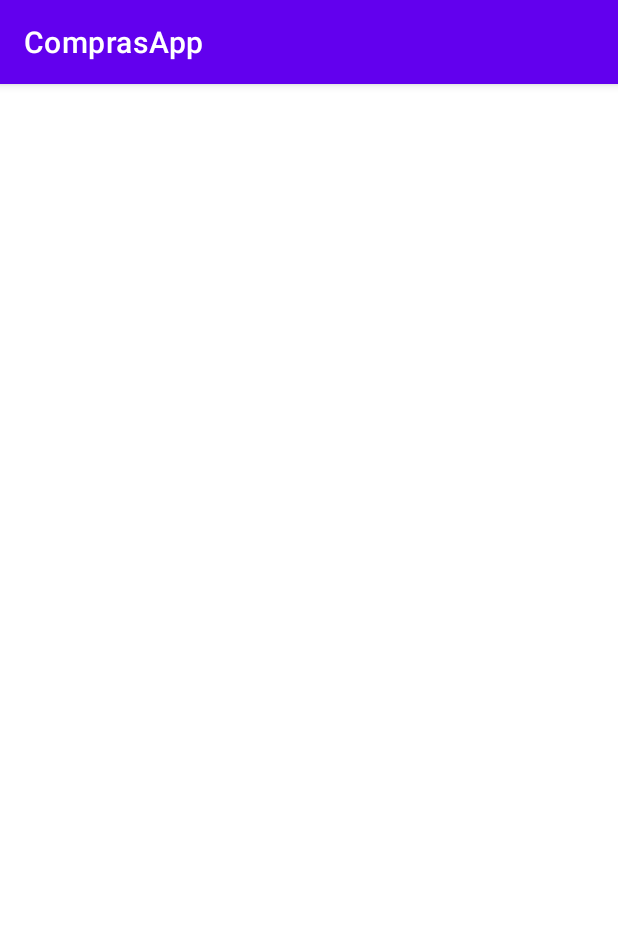
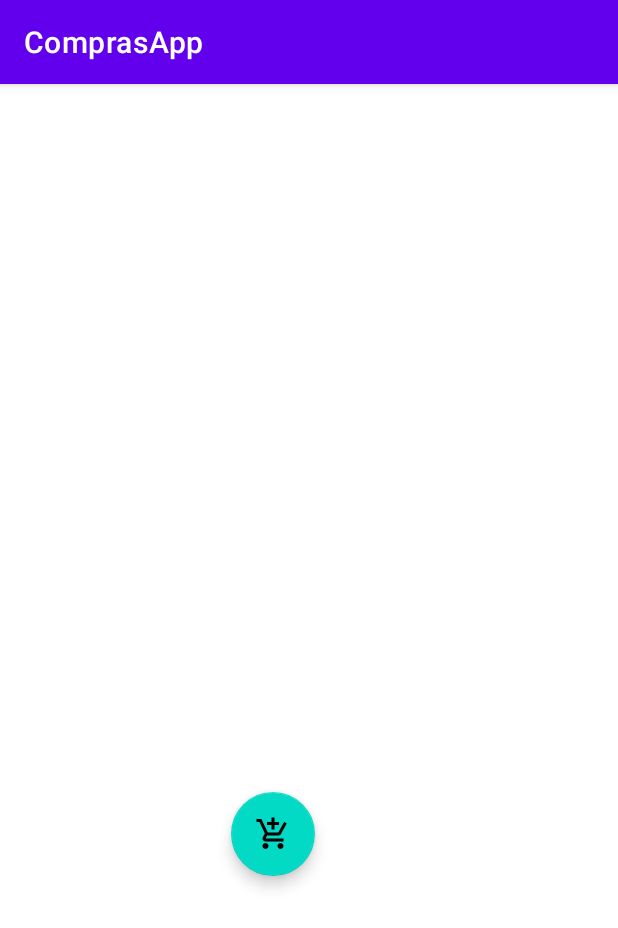
Before and after one commit to cavigna/ComprasApp, an Android app: the screen it shows after launch (MainActivity), on a phone screen of 412 x 824 dp. Shown: the top 928 px of the screen. Run offline under Robolectric (Android 15) with nearby library versions, the phone set to English and light mode, and no system bars; our stand-ins replace Room's generated code.

Commit message:
Added Room + ViewModel

```diff
--- a/app/build.gradle
+++ b/app/build.gradle
@@ -4,6 +4,8 @@ plugins {
 
 android {
     compileSdk 31
+
+    apply plugin: "androidx.navigation.safeargs"
 
     defaultConfig {
         applicationId "com.example.comprasapp"
--- a/app/src/main/java/com/example/comprasapp/MainActivity.java
+++ b/app/src/main/java/com/example/comprasapp/MainActivity.java
@@ -1,14 +1,23 @@
 package com.example.comprasapp;
 
 import androidx.appcompat.app.AppCompatActivity;
+import androidx.lifecycle.ViewModel;
+import androidx.lifecycle.ViewModelProvider;
+import androidx.navigation.NavController;
+import androidx.navigation.fragment.NavHostFragment;
 
 import android.os.Bundle;
 import android.view.View;
 
 import com.example.comprasapp.databinding.ActivityMainBinding;
+import com.example.comprasapp.viewmodel.ComprasViewModel;
 
 public class MainActivity extends AppCompatActivity {
     ActivityMainBinding binding;
+    ComprasViewModel viewModel;
+
+
+    NavController  navController;
     @Override
     protected void onCreate(Bundle savedInstanceState) {
         super.onCreate(savedInstanceState);
@@ -16,5 +25,12 @@ public class MainActivity extends AppCompatActivity {
         View view = binding.getRoot();
         setContentView(view);
 
+        viewModel = new ViewModelProvider(this).get(ComprasViewModel.class);
+
+        NavHostFragment navHostFragment = (NavHostFragment) getSupportFragmentManager()
+                .findFragmentById(R.id.fragmentContainerView);
+        assert navHostFragment != null;
+        navController = navHostFragment.getNavController();
+
     }
 }
--- /dev/null
+++ b/app/src/main/java/com/example/comprasapp/dao/CompraDao.java
@@ -0,0 +1,34 @@
+package com.example.comprasapp.dao;
+
+
+import androidx.lifecycle.LiveData;
+import androidx.room.Dao;
+import androidx.room.Delete;
+import androidx.room.Insert;
+import androidx.room.OnConflictStrategy;
+import androidx.room.Query;
+
+import com.example.comprasapp.model.Compra;
+
+import java.util.Date;
+import java.util.List;
+
+@Dao
+public interface CompraDao {
+
+    @Insert(onConflict = OnConflictStrategy.REPLACE)
+    void agregarCompra(Compra compra);
+
+    @Delete
+    void eliminarCompra(Compra compra);
+
+    @Query("SELECT * FROM compras")
+    LiveData<List<Compra>> allCompras();
+
+    @Query("SELECT * FROM compras WHERE fecha = :fecha")
+    LiveData<List<Compra>> allComprasByDate(Date fecha);
+
+    @Query("SELECT SUM(total) AS value FROM compras")
+    LiveData<Integer> sumCompras();
+
+}
--- /dev/null
+++ b/app/src/main/java/com/example/comprasapp/db/BaseDeDatos.java
@@ -0,0 +1,52 @@
+package com.example.comprasapp.db;
+
+
+import android.content.Context;
+
+import androidx.room.Database;
+import androidx.room.Room;
+import androidx.room.RoomDatabase;
+import androidx.room.TypeConverters;
+
+import com.example.comprasapp.dao.CompraDao;
+import com.example.comprasapp.model.Compra;
+import com.example.comprasapp.utils.Converters;
+
+import java.util.concurrent.ExecutorService;
+import java.util.concurrent.Executors;
+
+@Database(entities = Compra.class, version = 1, exportSchema = false)
+@TypeConverters(Converters.class)
+public abstract class BaseDeDatos extends RoomDatabase {
+
+    private static volatile  BaseDeDatos instance;
+
+    public abstract CompraDao compraDao();
+
+
+    private static final String DB_NAME =  "compras_db";
+
+    private static int NUMBER_OF_THREADS =4;
+
+    public static final ExecutorService databaseWriteExecutor =
+            Executors.newFixedThreadPool(NUMBER_OF_THREADS);
+
+    public static BaseDeDatos getDatabase(final Context context){
+
+        if( instance == null){
+            synchronized (BaseDeDatos.class){
+                if(instance == null){
+                    instance = Room.databaseBuilder(
+                            context.getApplicationContext(),
+                            BaseDeDatos.class,
+                            DB_NAME
+                    )
+                            .fallbackToDestructiveMigration()
+                            .addTypeConverter(Converters.class)
+                            .build();
+                }
+            }
+        }
+        return instance;
+    }
+}
--- /dev/null
+++ b/app/src/main/java/com/example/comprasapp/fragment/HomeFragment.java
@@ -0,0 +1,37 @@
+package com.example.comprasapp.fragment;
+
+import android.os.Bundle;
+
+import androidx.fragment.app.Fragment;
+import androidx.navigation.Navigation;
+
+import android.view.LayoutInflater;
+import android.view.View;
+import android.view.ViewGroup;
+
+import com.example.comprasapp.R;
+import com.example.comprasapp.databinding.FragmentAddBinding;
+import com.example.comprasapp.databinding.FragmentHomeBinding;
+import com.google.android.material.floatingactionbutton.FloatingActionButton;
+
+
+public class HomeFragment extends Fragment {
+    FragmentHomeBinding binding;
+    FloatingActionButton fbAdd;
+
+    @Override
+    public View onCreateView(LayoutInflater inflater, ViewGroup container,
+                             Bundle savedInstanceState) {
+
+        binding = FragmentHomeBinding.inflate(inflater, container, false);
+        fbAdd = binding.fbAdd;
+
+        fbAdd.setOnClickListener(l->{
+            Navigation.findNavController(getView()).navigate(R.id.action_homeFragment_to_addFragment);
+        });
+
+
+        return binding.getRoot();
+
+    }
+}
--- a/app/src/main/java/com/example/comprasapp/model/Compra.java
+++ b/app/src/main/java/com/example/comprasapp/model/Compra.java
@@ -1,12 +1,17 @@
 package com.example.comprasapp.model;
 
 
+import androidx.room.Entity;
 import androidx.room.Ignore;
+import androidx.room.PrimaryKey;
 
 import java.util.Date;
+//LocalDate
 
+@Entity(tableName = "compras")
 public class Compra {
 
+    @PrimaryKey(autoGenerate = true)
     private int id;
 
     private String nombre;
--- /dev/null
+++ b/app/src/main/java/com/example/comprasapp/repository/RepositorioCompras.java
@@ -0,0 +1,48 @@
+package com.example.comprasapp.repository;
+
+import android.app.Application;
+
+import androidx.lifecycle.LiveData;
+
+import com.example.comprasapp.dao.CompraDao;
+import com.example.comprasapp.db.BaseDeDatos;
+import com.example.comprasapp.model.Compra;
+
+import java.util.List;
+
+public class RepositorioCompras {
+    private CompraDao compraDao;
+    private LiveData<List<Compra>> allCompras;
+    private LiveData<Integer> total;
+
+    public RepositorioCompras(Application application) {
+        BaseDeDatos baseDeDatos = BaseDeDatos.getDatabase(application);
+        compraDao = baseDeDatos.compraDao();
+        allCompras = compraDao.allCompras();
+        total = compraDao.sumCompras();
+    }
+
+    public CompraDao getCompraDao() {
+        return compraDao;
+    }
+
+    public LiveData<List<Compra>> getAllCompras() {
+        return allCompras;
+    }
+
+    public LiveData<Integer> getTotal() {
+        return total;
+    }
+
+    public void agregarCompra(Compra compra){
+        BaseDeDatos.databaseWriteExecutor.execute(()->
+                compraDao.agregarCompra(compra)
+                );
+    }
+
+    public void eliminarCompra(Compra compra){
+        BaseDeDatos.databaseWriteExecutor.execute(()->
+                compraDao.eliminarCompra(compra)
+        );
+    }
+}
--- /dev/null
+++ b/app/src/main/java/com/example/comprasapp/viewmodel/ComprasViewModel.java
@@ -0,0 +1,38 @@
+package com.example.comprasapp.viewmodel;
+
+import android.app.Application;
+
+import androidx.annotation.NonNull;
+import androidx.lifecycle.AndroidViewModel;
+import androidx.lifecycle.LiveData;
+import com.example.comprasapp.model.Compra;
+import com.example.comprasapp.repository.RepositorioCompras;
+
+import java.util.List;
+
+public class ComprasViewModel extends AndroidViewModel {
+    private RepositorioCompras repository;
+    private LiveData<List<Compra>> allCompras;
+    private LiveData<Integer> total;
+
+
+
+    public ComprasViewModel(@NonNull Application application) {
+        super(application);
+        repository = new RepositorioCompras(application);
+        allCompras = repository.getAllCompras();
+        total = repository.getTotal();
+
+    }
+
+    public void agregarCompra(Compra compra){repository.agregarCompra(compra);}
+    public void eliminarCompra(Compra compra){repository.eliminarCompra(compra);}
+
+    public LiveData<List<Compra>> getAllCompras() {
+        return allCompras;
+    }
+
+    public LiveData<Integer> getTotal() {
+        return total;
+    }
+}
--- /dev/null
+++ b/app/src/main/res/drawable/ic_baseline_add_shopping_cart_24.xml
@@ -0,0 +1,10 @@
+<vector xmlns:android="http://schemas.android.com/apk/res/android"
+    android:width="24dp"
+    android:height="24dp"
+    android:viewportWidth="24"
+    android:viewportHeight="24"
+    android:tint="?attr/colorControlNormal">
+  <path
+      android:fillColor="@android:color/white"
+      android:pathData="M11,9h2L13,6h3L16,4h-3L13,1h-2v3L8,4v2h3v3zM7,18c-1.1,0 -1.99,0.9 -1.99,2S5.9,22 7,22s2,-0.9 2,-2 -0.9,-2 -2,-2zM17,18c-1.1,0 -1.99,0.9 -1.99,2s0.89,2 1.99,2 2,-0.9 2,-2 -0.9,-2 -2,-2zM7.17,14.75l0.03,-0.12 0.9,-1.63h7.45c0.75,0 1.41,-0.41 1.75,-1.03l3.86,-7.01L19.42,4h-0.01l-1.1,2 -2.76,5L8.53,11l-0.13,-0.27L6.16,6l-0.95,-2 -0.94,-2L1,2v2h2l3.6,7.59 -1.35,2.45c-0.16,0.28 -0.25,0.61 -0.25,0.96 0,1.1 0.9,2 2,2h12v-2L7.42,15c-0.13,0 -0.25,-0.11 -0.25,-0.25z"/>
+</vector>
--- a/app/src/main/res/layout/activity_main.xml
+++ b/app/src/main/res/layout/activity_main.xml
@@ -4,4 +4,22 @@
     xmlns:tools="http://schemas.android.com/tools"
     android:layout_width="match_parent"
     android:layout_height="match_parent"
-    tools:context=".MainActivity"/>
+    tools:context=".MainActivity">
+    <androidx.fragment.app.FragmentContainerView
+        android:id="@+id/fragmentContainerView"
+        android:name="androidx.navigation.fragment.NavHostFragment"
+        android:layout_width="0dp"
+        android:layout_height="0dp"
+        android:layout_marginStart="1dp"
+        android:layout_marginTop="1dp"
+        android:layout_marginEnd="1dp"
+        android:layout_marginBottom="100dp"
+        app:defaultNavHost="true"
+        app:layout_constraintBottom_toBottomOf="parent"
+        app:layout_constraintEnd_toEndOf="parent"
+        app:layout_constraintStart_toStartOf="parent"
+        app:layout_constraintTop_toTopOf="parent"
+        app:navGraph="@navigation/nav_graph" />
+
+
+</androidx.constraintlayout.widget.ConstraintLayout>
--- /dev/null
+++ b/app/src/main/res/layout/fragment_home.xml
@@ -0,0 +1,22 @@
+<?xml version="1.0" encoding="utf-8"?>
+<androidx.constraintlayout.widget.ConstraintLayout xmlns:android="http://schemas.android.com/apk/res/android"
+    xmlns:app="http://schemas.android.com/apk/res-auto"
+    xmlns:tools="http://schemas.android.com/tools"
+    android:layout_width="match_parent"
+    android:layout_height="match_parent"
+    tools:context=".fragment.HomeFragment">
+
+
+    <com.google.android.material.floatingactionbutton.FloatingActionButton
+        android:id="@+id/fbAdd"
+        android:layout_width="wrap_content"
+        android:layout_height="wrap_content"
+        android:layout_marginBottom="140dp"
+        android:clickable="true"
+        android:src="@drawable/ic_baseline_add_shopping_cart_24"
+        app:layout_constraintBottom_toBottomOf="parent"
+        app:layout_constraintEnd_toEndOf="parent"
+        app:layout_constraintHorizontal_bias="0.433"
+        app:layout_constraintStart_toStartOf="parent" />
+
+</androidx.constraintlayout.widget.ConstraintLayout>
--- /dev/null
+++ b/app/src/main/res/navigation/nav_graph.xml
@@ -0,0 +1,22 @@
+<?xml version="1.0" encoding="utf-8"?>
+<navigation xmlns:android="http://schemas.android.com/apk/res/android"
+    xmlns:app="http://schemas.android.com/apk/res-auto"
+    xmlns:tools="http://schemas.android.com/tools"
+    android:id="@+id/nav_graph"
+    app:startDestination="@id/homeFragment">
+
+    <fragment
+        android:id="@+id/homeFragment"
+        android:name="com.example.comprasapp.fragment.HomeFragment"
+        android:label="fragment_home"
+        tools:layout="@layout/fragment_home" >
+        <action
+            android:id="@+id/action_homeFragment_to_addFragment"
+            app:destination="@id/addFragment" />
+    </fragment>
+    <fragment
+        android:id="@+id/addFragment"
+        android:name="com.example.comprasapp.fragment.AddFragment"
+        android:label="fragment_add"
+        tools:layout="@layout/fragment_add" />
+</navigation>
--- a/app/src/main/res/values/strings.xml
+++ b/app/src/main/res/values/strings.xml
@@ -1,3 +1,5 @@
 <resources>
     <string name="app_name">ComprasApp</string>
+    <!-- TODO: Remove or change this placeholder text -->
+    <string name="hello_blank_fragment">Hello blank fragment</string>
 </resources>
--- a/build.gradle
+++ b/build.gradle
@@ -6,6 +6,8 @@ buildscript {
     }
     dependencies {
         classpath "com.android.tools.build:gradle:7.0.2"
+        def nav_version = "2.3.5"
+        classpath "androidx.navigation:navigation-safe-args-gradle-plugin:$nav_version"
 
         // NOTE: Do not place your application dependencies here; they belong
         // in the individual module build.gradle files
```
Also changed, not shown: app/src/main/java/com/example/comprasapp/fragment/AddFragment.java (added, +47 -0 lines), app/src/main/res/layout/fragment_add.xml (added, +121 -0 lines).
